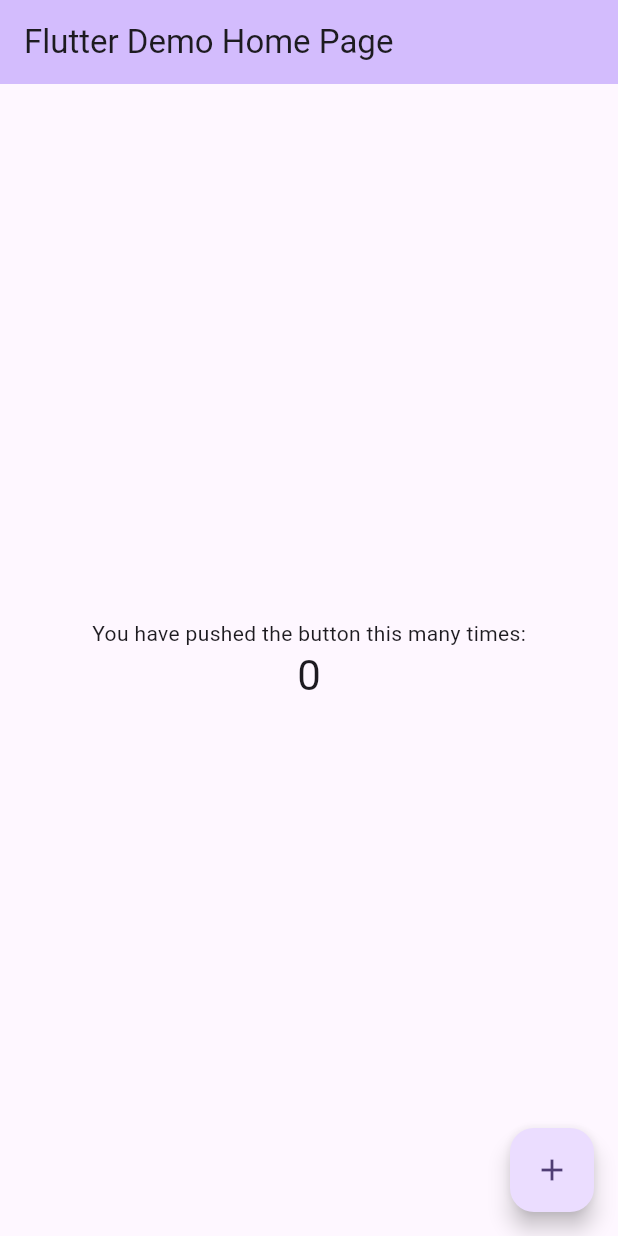
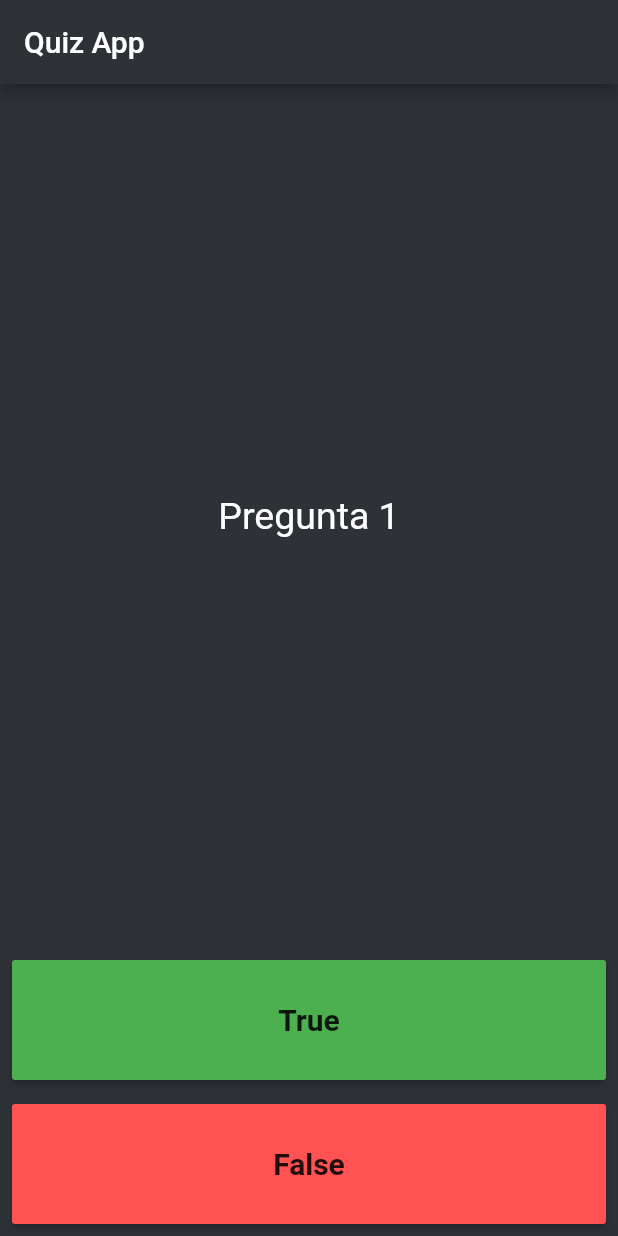
Before and after one commit to Rigel-Developer/codigo_semana5_quizapp, a Flutter app: the screen it shows after launch, on a phone screen of 412 x 824 dp. Run offline on Flutter 3.47's test engine with Material 2 defaults, Android fonts, the phone set to English and light mode, and no system bars.

Commit message:
add files

```diff
--- a/lib/main.dart
+++ b/lib/main.dart
@@ -1,125 +1,150 @@
+import 'dart:math';
+
 import 'package:flutter/material.dart';
 
 void main() {
-  runApp(const MyApp());
+  runApp(MyApp());
 }
 
 class MyApp extends StatelessWidget {
   const MyApp({super.key});
 
-  // This widget is the root of your application.
   @override
   Widget build(BuildContext context) {
     return MaterialApp(
-      title: 'Flutter Demo',
-      theme: ThemeData(
-        // This is the theme of your application.
-        //
-        // TRY THIS: Try running your application with "flutter run". You'll see
-        // the application has a blue toolbar. Then, without quitting the app,
-        // try changing the seedColor in the colorScheme below to Colors.green
-        // and then invoke "hot reload" (save your changes or press the "hot
-        // reload" button in a Flutter-supported IDE, or press "r" if you used
-        // the command line to start the app).
-        //
-        // Notice that the counter didn't reset back to zero; the application
-        // state is not lost during the reload. To reset the state, use hot
-        // restart instead.
-        //
-        // This works for code too, not just values: Most code changes can be
-        // tested with just a hot reload.
-        colorScheme: ColorScheme.fromSeed(seedColor: Colors.deepPurple),
-        useMaterial3: true,
-      ),
-      home: const MyHomePage(title: 'Flutter Demo Home Page'),
+      home: QuizPage(),
     );
   }
 }
 
-class MyHomePage extends StatefulWidget {
-  const MyHomePage({super.key, required this.title});
-
-  // This widget is the home page of your application. It is stateful, meaning
-  // that it has a State object (defined below) that contains fields that affect
-  // how it looks.
-
-  // This class is the configuration for the state. It holds the values (in this
-  // case the title) provided by the parent (in this case the App widget) and
-  // used by the build method of the State. Fields in a Widget subclass are
-  // always marked "final".
-
-  final String title;
-
+class QuizPage extends StatefulWidget {
   @override
-  State<MyHomePage> createState() => _MyHomePageState();
+  State<QuizPage> createState() => _QuizPageState();
 }
 
-class _MyHomePageState extends State<MyHomePage> {
-  int _counter = 0;
+class _QuizPageState extends State<QuizPage> {
+  // const QuizPage({super.key});
+  List<Map<String, dynamic>> questions = [
+    {"question": 'Pregunta 1', "answer": true},
+    {"question": 'Pregunta 2', "answer": false},
+    {"question": 'Pregunta 3', "answer": false},
+    {"question": 'Pregunta 4', "answer": true},
+    {"question": '', "answer": false},
+  ];
 
-  void _incrementCounter() {
-    setState(() {
-      // This call to setState tells the Flutter framework that something has
-      // changed in this State, which causes it to rerun the build method below
-      // so that the display can reflect the updated values. If we changed
-      // _counter without calling setState(), then the build method would not be
-      // called again, and so nothing would appear to happen.
-      _counter++;
-    });
+  String btnTrue = 'True';
+  String btnFalse = 'False';
+  bool enableBtn = true;
+  int questionNumber = 0;
+  int win = 0;
+
+  //Arr of check and cross icons
+  List<Icon> scoreKeeper = [];
+
+  void checkAnswer(bool type) {
+    if (questionNumber < questions.length - 1) {
+      questions[questionNumber]['answer'] == type
+          ? {
+              scoreKeeper.add(
+                const Icon(
+                  Icons.check,
+                  color: Colors.green,
+                  size: 20.0,
+                ),
+              ),
+              win++
+            }
+          : scoreKeeper.add(
+              const Icon(
+                Icons.close,
+                color: Colors.red,
+                size: 20.0,
+              ),
+            );
+      questionNumber++;
+
+      if (questionNumber == 4) {
+        questions[questionNumber]['question'] = 'Your score! $win';
+        btnTrue = 'Restart';
+        enableBtn = false;
+      }
+    } else {
+      questionNumber = 0;
+      scoreKeeper = [];
+      win = 0;
+      btnTrue = 'True';
+      enableBtn = true;
+    }
+    setState(() {});
   }
 
   @override
   Widget build(BuildContext context) {
-    // This method is rerun every time setState is called, for instance as done
-    // by the _incrementCounter method above.
-    //
-    // The Flutter framework has been optimized to make rerunning build methods
-    // fast, so that you can just rebuild anything that needs updating rather
-    // than having to individually change instances of widgets.
     return Scaffold(
       appBar: AppBar(
-        // TRY THIS: Try changing the color here to a specific color (to
-        // Colors.amber, perhaps?) and trigger a hot reload to see the AppBar
-        // change color while the other colors stay the same.
-        backgroundColor: Theme.of(context).colorScheme.inversePrimary,
-        // Here we take the value from the MyHomePage object that was created by
-        // the App.build method, and use it to set our appbar title.
-        title: Text(widget.title),
+        title: const Text(
+          'Quiz App',
+        ),
+        backgroundColor: const Color(0xff2E3237),
       ),
-      body: Center(
-        // Center is a layout widget. It takes a single child and positions it
-        // in the middle of the parent.
-        child: Column(
-          // Column is also a layout widget. It takes a list of children and
-          // arranges them vertically. By default, it sizes itself to fit its
-          // children horizontally, and tries to be as tall as its parent.
-          //
-          // Column has various properties to control how it sizes itself and
-          // how it positions its children. Here we use mainAxisAlignment to
-          // center the children vertically; the main axis here is the vertical
-          // axis because Columns are vertical (the cross axis would be
-          // horizontal).
-          //
-          // TRY THIS: Invoke "debug painting" (choose the "Toggle Debug Paint"
-          // action in the IDE, or press "p" in the console), to see the
-          // wireframe for each widget.
-          mainAxisAlignment: MainAxisAlignment.center,
-          children: <Widget>[
-            const Text(
-              'You have pushed the button this many times:',
+      backgroundColor: const Color(0xff2E3237),
+      body: Column(
+        crossAxisAlignment: CrossAxisAlignment.stretch,
+        children: [
+          Expanded(
+            flex: 6,
+            child: Center(
+              child: Padding(
+                padding: const EdgeInsets.all(8.0),
+                child: Text(
+                  questions[questionNumber]['question'],
+                  textAlign: TextAlign.center,
+                  style: const TextStyle(
+                    fontSize: 25.0,
+                    color: Colors.white,
+                  ),
+                ),
+              ),
             ),
-            Text(
-              '$_counter',
-              style: Theme.of(context).textTheme.headlineMedium,
+          ),
+          Expanded(
+            child: Padding(
+              padding: const EdgeInsets.all(8.0),
+              child: MaterialButton(
+                onPressed: () => checkAnswer(true),
+                color: Colors.green,
+                child: Text(
+                  btnTrue,
+                  style: TextStyle(
+                    fontSize: 20.0,
+                    fontWeight: FontWeight.bold,
+                  ),
+                ),
+              ),
             ),
-          ],
-        ),
+          ),
+          Expanded(
+            child: Padding(
+              padding: const EdgeInsets.all(8.0),
+              child: MaterialButton(
+                onPressed: enableBtn ? () => checkAnswer(false) : null,
+                color: Colors.redAccent,
+                child: Text(
+                  btnFalse,
+                  style: TextStyle(
+                    fontSize: 20.0,
+                    fontWeight: FontWeight.bold,
+                  ),
+                ),
+              ),
+            ),
+          ),
+          Row(
+            mainAxisAlignment: MainAxisAlignment.center,
+            children: scoreKeeper,
+          )
+        ],
       ),
-      floatingActionButton: FloatingActionButton(
-        onPressed: _incrementCounter,
-        tooltip: 'Increment',
-        child: const Icon(Icons.add),
-      ), // This trailing comma makes auto-formatting nicer for build methods.
     );
   }
 }
--- /dev/null
+++ b/lib/question.dart
@@ -0,0 +1,6 @@
+class Question {
+  String questionText;
+  bool questionAnswer;
+
+  Question({required this.questionText, required this.questionAnswer});
+}
```
